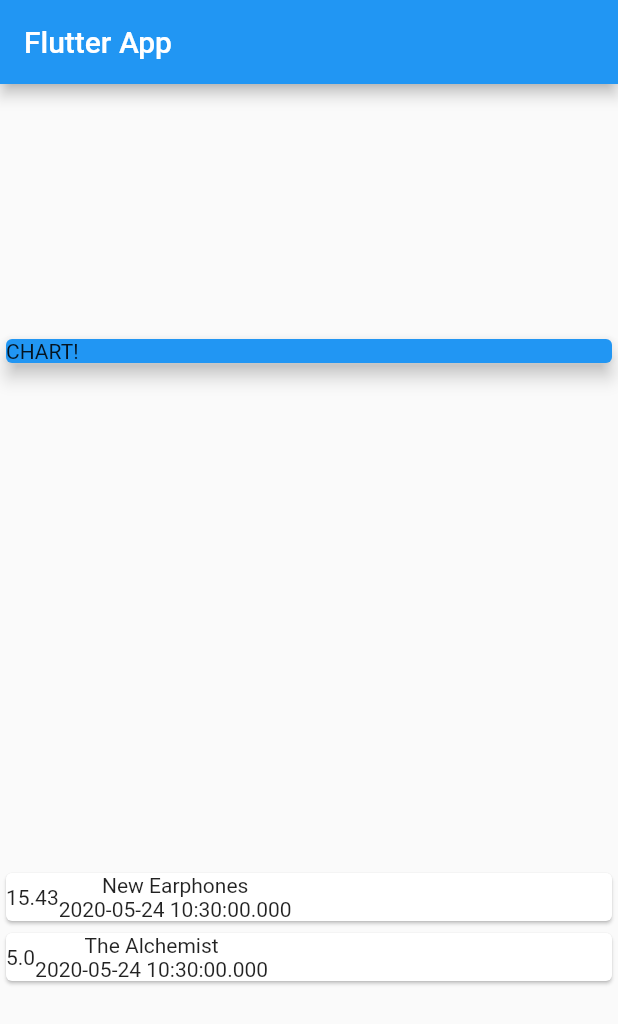
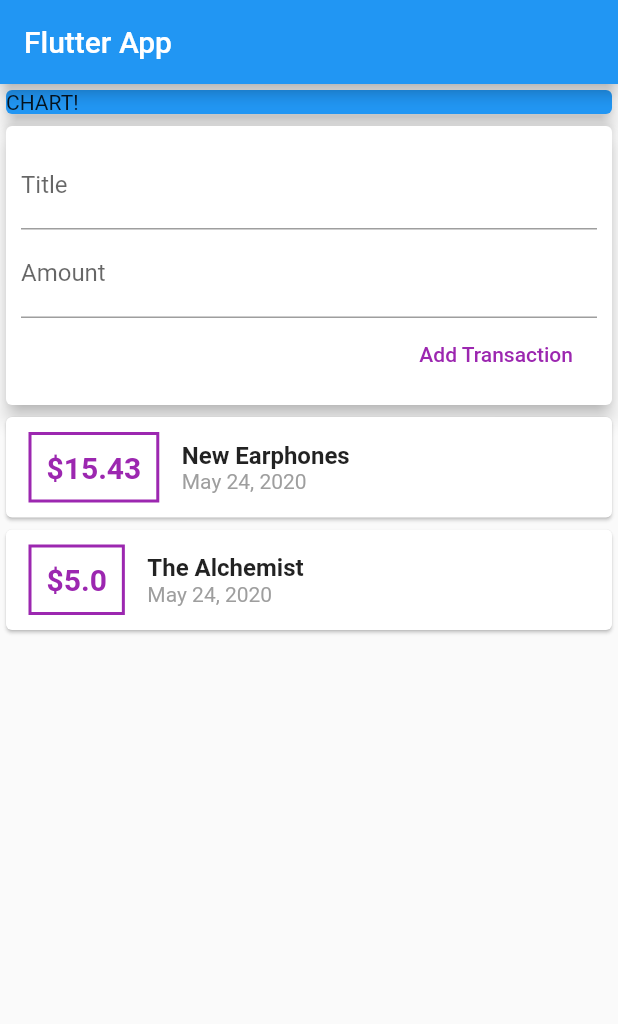
Before and after one commit to bipul-jha/Expense-Tracker, a Flutter app: the screen it shows after launch, on a phone screen of 412 x 824 dp. Shown: the top 1024 px of the screen. Run offline on Flutter 3.47's test engine with Material 2 defaults, Android fonts, the phone set to English and light mode, and no system bars.

Commit message:
Decorate Transaction List & Add TextBox.

```diff
--- a/lib/main.dart
+++ b/lib/main.dart
@@ -1,4 +1,5 @@
 import 'package:flutter/material.dart';
+import 'package:intl/intl.dart';
 
 import './transaction.dart';
 
@@ -25,11 +26,12 @@ class MyHomePage extends StatelessWidget {
   @override
   Widget build(BuildContext context) {
     return Scaffold(
+        resizeToAvoidBottomPadding: false,
         appBar: AppBar(
           title: Text('Flutter App'),
         ),
         body: Column(
-          mainAxisAlignment: MainAxisAlignment.spaceAround,
+          //mainAxisAlignment: MainAxisAlignment.spaceAround,
           crossAxisAlignment: CrossAxisAlignment.stretch,
           children: <Widget>[
             Card(
@@ -40,21 +42,69 @@ class MyHomePage extends StatelessWidget {
               ),
               elevation: 5,
             ),
-            Column (children: transactions.map((tx) {
-              return Card(
-                child: Row(
+            Card(
+              elevation: 5,
+              child: Container(
+                padding: EdgeInsets.all(10),
+                child: Column(
+                  crossAxisAlignment: CrossAxisAlignment.end,
                   children: <Widget>[
-                    Container(
-                      child: Text(tx.amount.toString()),
+                    TextField(
+                      decoration: InputDecoration(labelText: 'Title'),
                     ),
-                    Column(children: <Widget>[
-                      Text(tx.title),
-                      Text(tx.date.toString()),
-                    ],)
+                    TextField(
+                      decoration: InputDecoration(labelText: 'Amount'),
+                    ),
+                    FlatButton(child: Text('Add Transaction'),
+                    textColor: Colors.purple,
+                    onPressed: () {},
+                    ),
                   ],
                 ),
-              );
-            }).toList(),
+              ),
+            ),
+            Column(
+              children: transactions.map((tx) {
+                return Card(
+                  child: Row(
+                    children: <Widget>[
+                      Container(
+                        margin:
+                            EdgeInsets.symmetric(vertical: 10, horizontal: 15),
+                        child: Text(
+                          '\$${tx.amount}',
+                          style: TextStyle(
+                            fontWeight: FontWeight.bold,
+                            fontSize: 20,
+                            color: Colors.purple,
+                          ),
+                        ),
+                        decoration: BoxDecoration(
+                          border: Border.all(
+                            color: Colors.purple,
+                            width: 2,
+                          ),
+                        ),
+                        padding: EdgeInsets.all(10),
+                      ),
+                      Column(
+                        crossAxisAlignment: CrossAxisAlignment.start,
+                        children: <Widget>[
+                          Text(
+                            tx.title,
+                            style: TextStyle(
+                              fontWeight: FontWeight.bold,
+                              fontSize: 16,
+                            ),
+                          ),
+                          Text(DateFormat.yMMMMd().format(tx.date),
+                              style: TextStyle(color: Colors.grey)),
+                        ],
+                      )
+                    ],
+                  ),
+                );
+              }).toList(),
             ),
           ],
         ));
--- a/pubspec.yaml
+++ b/pubspec.yaml
@@ -23,6 +23,7 @@ environment:
 dependencies:
   flutter:
     sdk: flutter
+  intl: ^0.16.1
 
 
   # The following adds the Cupertino Icons font to your application.
```
Also changed, not shown: pubspec.lock.
